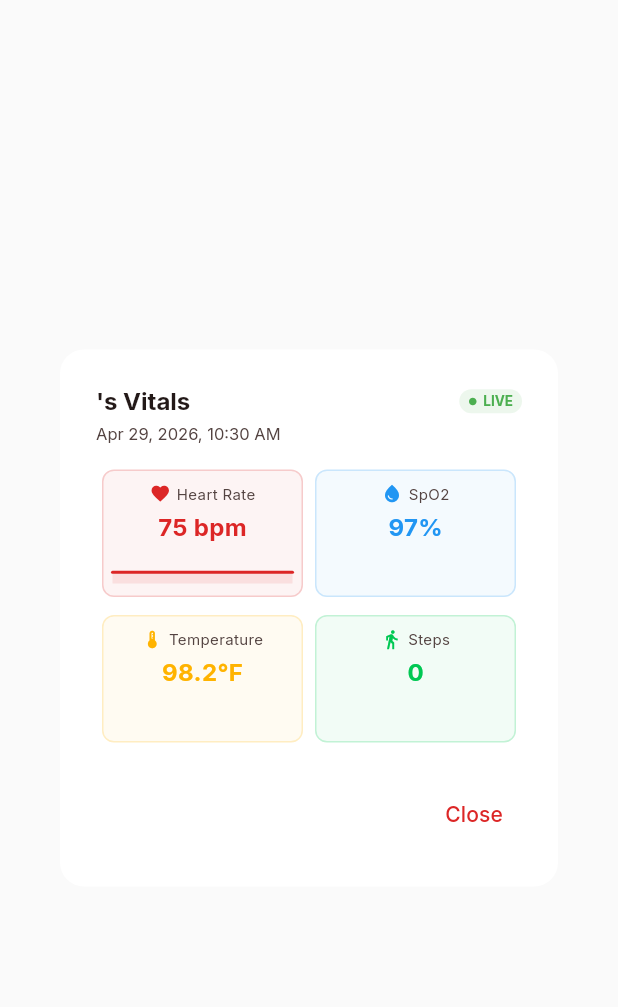
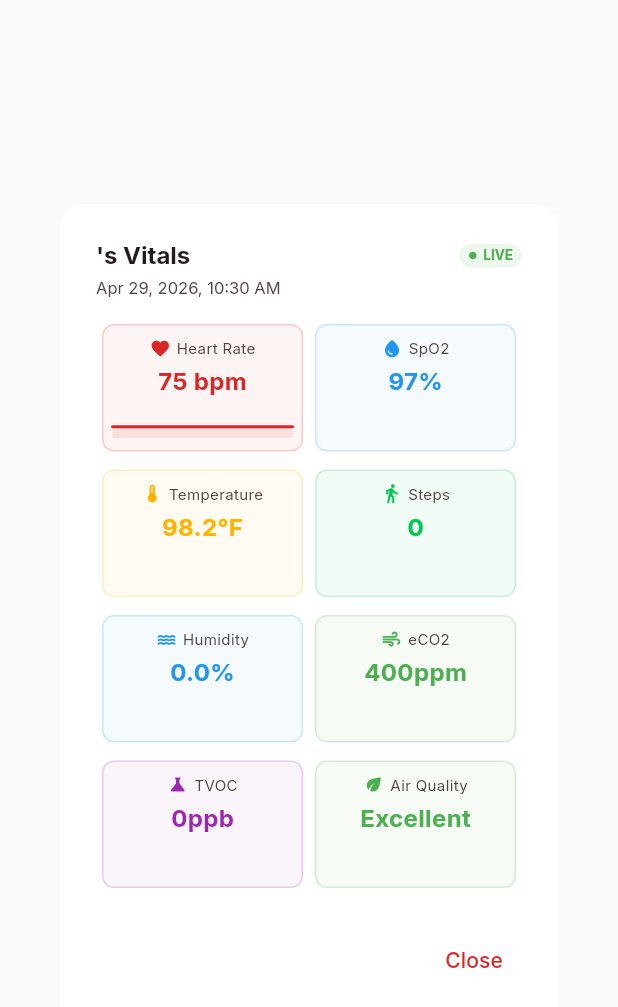
Before and after one commit to supremovb/IOT-SmartWatch, a Flutter app: the PatientVitalsDialog widget shown alone on an empty page, opened directly with empty values, on a phone screen of 412 x 824 dp. Shown: the top 1007 px of the screen. Run offline on Flutter 3.47's test engine with Material 3 defaults, Android fonts, the phone set to English and light mode, and no system bars; drawn by our look-alikes of fl_chart; our stand-ins replace csv, flutter_blue_plus, google_fonts, image_picker, pdf, supabase_flutter; missing offline and left inert: dart:html; accounts and stored records are empty.

Commit message:
feat: integrate AHT21/ENS160/MLX90614 sensors + fix I2C bus reliability and touch
- ESP32 firmware: add AHT21, ENS160, MLX90614 drivers (non-blocking)
- ESP32 firmware: fix touch (poll-mode, no TP_INT dependency)
- ESP32 firmware: fix I2C bus recovery at boot + 30s self-heal in loop
- ESP32 firmware: Wire.begin() called once, QMI8658 reset delay 100ms
- ESP32 firmware: I2C scan + sensor Serial logs at startup
- Flutter: Patient model adds humidity, eco2, tvoc, ambientTemp fields
- Flutter: AppProvider maps new fields + CO2 alert thresholds
- Flutter: PatientVitalsDialog shows Humidity/eCO2/TVOC/Air Quality cards
- Flutter: Dashboard adds Air Quality & Environment grid section
- Supabase: migration SQL for new sensor columns
- Added MAX30102 test sketches and wiring guide

```diff
--- a/clinic-webapp/lib/models/patient.dart
+++ b/clinic-webapp/lib/models/patient.dart
@@ -12,6 +12,10 @@ class Patient {
   double temperature;
   int steps;
   String notes;
+  double humidity;     // %RH from AHT21
+  int eco2;            // eCO2 ppm from ENS160
+  int tvoc;            // TVOC ppb from ENS160
+  double ambientTemp;  // °C from AHT21
 
   Patient({
     required this.id,
@@ -27,6 +31,10 @@ class Patient {
     this.temperature = 98.2,
     this.steps = 0,
     this.notes = '',
+    this.humidity = 0,
+    this.eco2 = 400,
+    this.tvoc = 0,
+    this.ambientTemp = 0,
   });
 
   Patient copyWith({
@@ -43,6 +51,10 @@ class Patient {
     double? temperature,
     int? steps,
     String? notes,
+    double? humidity,
+    int? eco2,
+    int? tvoc,
+    double? ambientTemp,
   }) {
     return Patient(
       id: id ?? this.id,
@@ -58,6 +70,10 @@ class Patient {
       temperature: temperature ?? this.temperature,
       steps: steps ?? this.steps,
       notes: notes ?? this.notes,
+      humidity: humidity ?? this.humidity,
+      eco2: eco2 ?? this.eco2,
+      tvoc: tvoc ?? this.tvoc,
+      ambientTemp: ambientTemp ?? this.ambientTemp,
     );
   }
 }
--- a/clinic-webapp/lib/providers/app_provider.dart
+++ b/clinic-webapp/lib/providers/app_provider.dart
@@ -125,6 +125,10 @@ class AppProvider extends ChangeNotifier {
       temperature: (row['temperature'] ?? 98.2).toDouble(),
       steps: row['steps'] ?? 0,
       notes: row['notes'] ?? '',
+      humidity: (row['humidity'] ?? 0).toDouble(),
+      eco2: row['eco2'] ?? 400,
+      tvoc: row['tvoc'] ?? 0,
+      ambientTemp: (row['ambient_temp'] ?? 0).toDouble(),
     )).toList();
   }
 
@@ -408,6 +412,10 @@ class AppProvider extends ChangeNotifier {
     temperature: (row['temperature'] ?? 98.2).toDouble(),
     steps: row['steps'] ?? 0,
     notes: row['notes'] ?? '',
+    humidity: (row['humidity'] ?? 0).toDouble(),
+    eco2: row['eco2'] ?? 400,
+    tvoc: row['tvoc'] ?? 0,
+    ambientTemp: (row['ambient_temp'] ?? 0).toDouble(),
   );
 
   AlertModel _alertFromRow(Map<String, dynamic> row) => AlertModel(
@@ -498,6 +506,24 @@ class AppProvider extends ChangeNotifier {
         title: 'Temperature warning',
         severity: 'warning',
         value: 'Temperature is ${patient.temperature.toStringAsFixed(1)}°F.',
+      );
+    }
+
+    if (patient.eco2 > 2000) {
+      _createAutoAlert(
+        patient,
+        keySuffix: 'co2-critical',
+        title: 'Dangerous CO2 level detected',
+        severity: 'critical',
+        value: 'eCO2 is ${patient.eco2} ppm — immediate ventilation needed.',
+      );
+    } else if (patient.eco2 > 1000) {
+      _createAutoAlert(
+        patient,
+        keySuffix: 'co2-warning',
+        title: 'Elevated CO2 warning',
+        severity: 'warning',
+        value: 'eCO2 is ${patient.eco2} ppm — consider ventilation.',
       );
     }
   }
--- a/clinic-webapp/lib/screens/dashboard_screen.dart
+++ b/clinic-webapp/lib/screens/dashboard_screen.dart
@@ -51,6 +51,10 @@ class DashboardScreen extends StatelessWidget {
                   _buildSectionTitle(context, 'Real-Time Vitals Summary'),
                   const SizedBox(height: 16),
                   _buildVitalsGrid(context),
+                  const SizedBox(height: 32),
+                  _buildSectionTitle(context, 'Air Quality & Environment'),
+                  const SizedBox(height: 16),
+                  _buildAirQualityGrid(context),
                   const SizedBox(height: 32),
                   Row(
                     mainAxisAlignment: MainAxisAlignment.spaceBetween,
@@ -318,6 +322,47 @@ class DashboardScreen extends StatelessWidget {
     );
   }
 
+  Widget _buildAirQualityGrid(BuildContext context) {
+    final appProvider = context.watch<AppProvider>();
+    final isMobile = MediaQuery.of(context).size.width < 768;
+
+    // Compute averages across online patients with device linked
+    final online = appProvider.patients.where((p) => p.deviceStatus == 'Online').toList();
+    final avgHumidity = online.isEmpty ? 0.0 : online.fold(0.0, (s, p) => s + p.humidity) / online.length;
+    final avgEco2     = online.isEmpty ? 400  : (online.fold(0, (s, p) => s + p.eco2) / online.length).round();
+    final avgTvoc     = online.isEmpty ? 0    : (online.fold(0, (s, p) => s + p.tvoc) / online.length).round();
+
+    String aqiLabel(int eco2) {
+      if (eco2 <= 600)  return 'Excellent';
+      if (eco2 <= 1000) return 'Good';
+      if (eco2 <= 1500) return 'Moderate';
+      if (eco2 <= 2000) return 'Poor';
+      return 'Unhealthy';
+    }
+    Color aqiColor(int eco2) {
+      if (eco2 <= 600)  return Colors.green;
+      if (eco2 <= 1000) return Colors.lightGreen;
+      if (eco2 <= 1500) return Colors.orange;
+      if (eco2 <= 2000) return Colors.deepOrange;
+      return Colors.red;
+    }
+
+    return GridView.count(
+      crossAxisCount: isMobile ? 2 : 4,
+      childAspectRatio: isMobile ? 1.5 : 1.8,
+      shrinkWrap: true,
+      physics: const NeverScrollableScrollPhysics(),
+      mainAxisSpacing: 16,
+      crossAxisSpacing: 16,
+      children: [
+        _buildVitalCard(context, 'Avg Humidity', '${avgHumidity.toStringAsFixed(1)}%', '30-60%', Colors.blue, Icons.water),
+        _buildVitalCard(context, 'Avg eCO2', '${avgEco2}ppm', '<1000 ppm', aqiColor(avgEco2), Icons.air),
+        _buildVitalCard(context, 'Avg TVOC', '${avgTvoc}ppb', '<500 ppb', Colors.purple, Icons.science),
+        _buildVitalCard(context, 'Air Quality', aqiLabel(avgEco2), 'Excellent-Good', aqiColor(avgEco2), Icons.eco),
+      ],
+    );
+  }
+
   Widget _buildVitalsGrid(BuildContext context) {
     final appProvider = context.watch<AppProvider>();
     final isMobile = MediaQuery.of(context).size.width < 768;
--- a/clinic-webapp/lib/widgets/patient_vitals_dialog.dart
+++ b/clinic-webapp/lib/widgets/patient_vitals_dialog.dart
@@ -21,6 +21,9 @@ class _PatientVitalsDialogState extends State<PatientVitalsDialog> {
   late int currentSpo2;
   late double currentTemp;
   late int currentSteps;
+  late double currentHumidity;
+  late int currentEco2;
+  late int currentTvoc;
   DateTime _capturedAt = DateTime.now();
   final List<FlSpot> _hrData = [];
   int xValue = 0;
@@ -32,6 +35,9 @@ class _PatientVitalsDialogState extends State<PatientVitalsDialog> {
     currentSpo2 = widget.patient.spo2;
     currentTemp = widget.patient.temperature;
     currentSteps = widget.patient.steps;
+    currentHumidity = widget.patient.humidity;
+    currentEco2 = widget.patient.eco2;
+    currentTvoc = widget.patient.tvoc;
 
     for (int i = 0; i < 15; i++) {
       _hrData.add(FlSpot(xValue.toDouble(), currentHeartRate.toDouble()));
@@ -54,6 +60,9 @@ class _PatientVitalsDialogState extends State<PatientVitalsDialog> {
       currentSpo2 = livePatient.spo2;
       currentTemp = livePatient.temperature;
       currentSteps = livePatient.steps;
+      currentHumidity = livePatient.humidity;
+      currentEco2 = livePatient.eco2;
+      currentTvoc = livePatient.tvoc;
       _capturedAt = DateTime.now();
       _hrData.add(FlSpot(xValue.toDouble(), currentHeartRate.toDouble()));
       if (_hrData.length > 15) {
@@ -129,6 +138,20 @@ class _PatientVitalsDialogState extends State<PatientVitalsDialog> {
                 _buildDialogVitalCard('Steps', '$currentSteps', Icons.directions_walk, AppColors.accent, false),
               ],
             ),
+            const SizedBox(height: 12),
+            Row(
+              children: [
+                _buildDialogVitalCard('Humidity', '${currentHumidity.toStringAsFixed(1)}%', Icons.water, Colors.blue, false),
+                _buildDialogVitalCard('eCO2', '${currentEco2}ppm', Icons.air, currentEco2 > 1000 ? AppColors.warning : Colors.green, false),
+              ],
+            ),
+            const SizedBox(height: 12),
+            Row(
+              children: [
+                _buildDialogVitalCard('TVOC', '${currentTvoc}ppb', Icons.science, Colors.purple, false),
+                _buildDialogVitalCard('Air Quality', _aqiLabel(currentEco2), Icons.eco, _aqiColor(currentEco2), false),
+              ],
+            ),
           ],
         ),
       ),
@@ -139,6 +162,22 @@ class _PatientVitalsDialogState extends State<PatientVitalsDialog> {
         ),
       ],
     );
+  }
+
+  String _aqiLabel(int eco2) {
+    if (eco2 <= 600) return 'Excellent';
+    if (eco2 <= 1000) return 'Good';
+    if (eco2 <= 1500) return 'Moderate';
+    if (eco2 <= 2000) return 'Poor';
+    return 'Unhealthy';
+  }
+
+  Color _aqiColor(int eco2) {
+    if (eco2 <= 600) return Colors.green;
+    if (eco2 <= 1000) return Colors.lightGreen;
+    if (eco2 <= 1500) return Colors.orange;
+    if (eco2 <= 2000) return Colors.deepOrange;
+    return Colors.red;
   }
 
   Widget _buildDialogVitalCard(String title, String value, IconData icon, Color color, bool showChart) {
```
Also changed, not shown: 6 other files.
